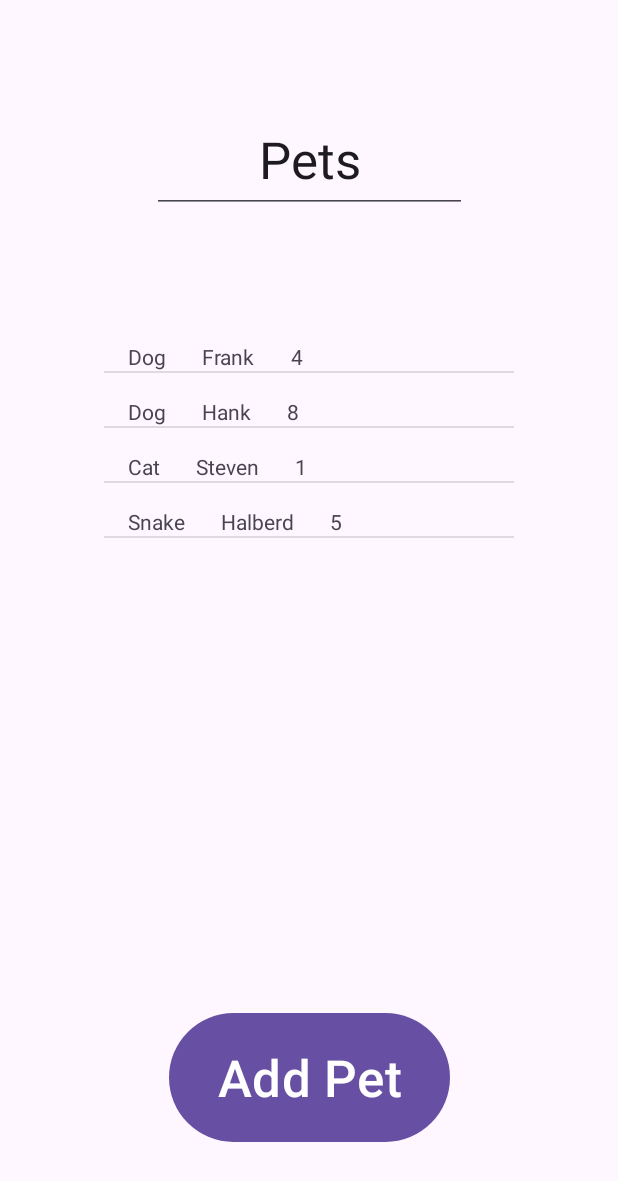
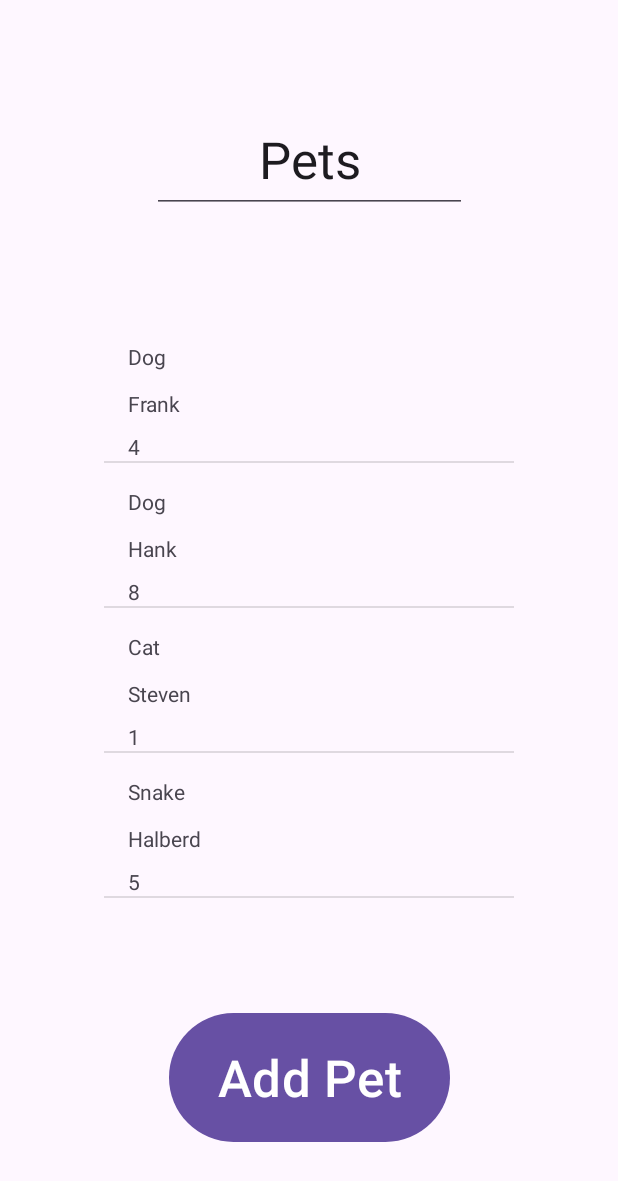
Before and after one commit to SeanKearney1/CIS183_MultipleIntents, an Android app: the screen it shows after launch (MainActivity), on a phone screen of 412 x 824 dp. Shown: the top 1181 px of the screen. Run offline under Robolectric (Android 15) with nearby library versions, the phone set to English and light mode, and no system bars.

Commit message:
10/1/2025

```diff
--- a/app/src/main/AndroidManifest.xml
+++ b/app/src/main/AndroidManifest.xml
@@ -12,6 +12,9 @@
         android:supportsRtl="true"
         android:theme="@style/Theme.CIS183_MultipleIntents">
         <activity
+            android:name=".PetDisplayUpdate"
+            android:exported="false" />
+        <activity
             android:name=".MainActivity"
             android:exported="true">
             <intent-filter>
--- a/app/src/main/java/com/example/cis183_multipleintents/MainActivity.java
+++ b/app/src/main/java/com/example/cis183_multipleintents/MainActivity.java
@@ -1,7 +1,10 @@
 package com.example.cis183_multipleintents;
 
+import android.content.Intent;
 import android.os.Bundle;
 import android.util.Log;
+import android.view.View;
+import android.widget.AdapterView;
 import android.widget.ArrayAdapter;
 import android.widget.ListView;
 
@@ -22,6 +25,7 @@ public class MainActivity extends AppCompatActivity {
 
     ListView lv_v_listOfPets;
 
+    Intent intent_j_displayUpdate;
 
     @Override
     protected void onCreate(Bundle savedInstanceState) {
@@ -35,10 +39,10 @@ public class MainActivity extends AppCompatActivity {
         });
 
         lv_v_listOfPets = findViewById(R.id.lv_v_listOfPets);
-
+        intent_j_displayUpdate = new Intent(MainActivity.this, PetDisplayUpdate.class);
         //ArrayAdapter<String> adapter = new ArrayAdapter<>(this, android.R.layout.simple_list_item_1,test);
         //lv_v_listOfPets.setAdapter(adapter);
-
+        setOnClickListenerForListView();
         addDummyDataToArrayList();
         displayAllPetData();
         fillListView();
@@ -60,4 +64,20 @@ public class MainActivity extends AppCompatActivity {
         plAdapter = new PetListAdapter(this,listOfPets);
         lv_v_listOfPets.setAdapter(plAdapter);
     }
+
+    private void setOnClickListenerForListView() {
+        lv_v_listOfPets.setOnItemClickListener(new AdapterView.OnItemClickListener() {
+            @Override
+            public void onItemClick(AdapterView<?> parent, View view, int position, long id) {
+                Pet petSelected = listOfPets.get(position);
+                goToPetDisplayUpdate(petSelected);
+            }
+        });
+    }
+
+    public void goToPetDisplayUpdate(Pet pet) {
+        intent_j_displayUpdate.putExtra("PetData", pet);
+        startActivity(intent_j_displayUpdate);
+    }
+
 }
--- a/app/src/main/res/layout/pet_cell.xml
+++ b/app/src/main/res/layout/pet_cell.xml
@@ -10,27 +10,29 @@
         android:layout_width="wrap_content"
         android:layout_height="wrap_content"
         android:layout_marginStart="16dp"
+        android:layout_marginTop="16dp"
         android:text="TextView"
-        app:layout_constraintBaseline_toBaselineOf="@+id/tv_v_cell_name"
-        app:layout_constraintStart_toStartOf="parent" />
+        app:layout_constraintStart_toStartOf="parent"
+        app:layout_constraintTop_toTopOf="parent" />
 
     <TextView
         android:id="@+id/tv_v_cell_age"
         android:layout_width="wrap_content"
         android:layout_height="wrap_content"
-        android:layout_marginStart="24dp"
+        android:layout_marginStart="16dp"
+        android:layout_marginTop="9dp"
         android:text="TextView"
-        app:layout_constraintBaseline_toBaselineOf="@+id/tv_v_cell_name"
-        app:layout_constraintStart_toEndOf="@+id/tv_v_cell_name" />
+        app:layout_constraintStart_toStartOf="parent"
+        app:layout_constraintTop_toBottomOf="@+id/tv_v_cell_name" />
 
     <TextView
         android:id="@+id/tv_v_cell_name"
         android:layout_width="wrap_content"
         android:layout_height="wrap_content"
-        android:layout_marginStart="24dp"
-        android:layout_marginTop="16dp"
+        android:layout_marginStart="16dp"
+        android:layout_marginTop="12dp"
         android:text="TextView"
-        app:layout_constraintStart_toEndOf="@+id/tv_v_cell_type"
-        app:layout_constraintTop_toTopOf="parent" />
+        app:layout_constraintStart_toStartOf="parent"
+        app:layout_constraintTop_toBottomOf="@+id/tv_v_cell_type" />
 
 </androidx.constraintlayout.widget.ConstraintLayout>
```
Also changed, not shown: app/src/main/java/com/example/cis183_multipleintents/PetDisplayUpdate.java (added, +32 -0 lines), app/src/main/res/layout/activity_pet_display_update.xml (added, +70 -0 lines).
